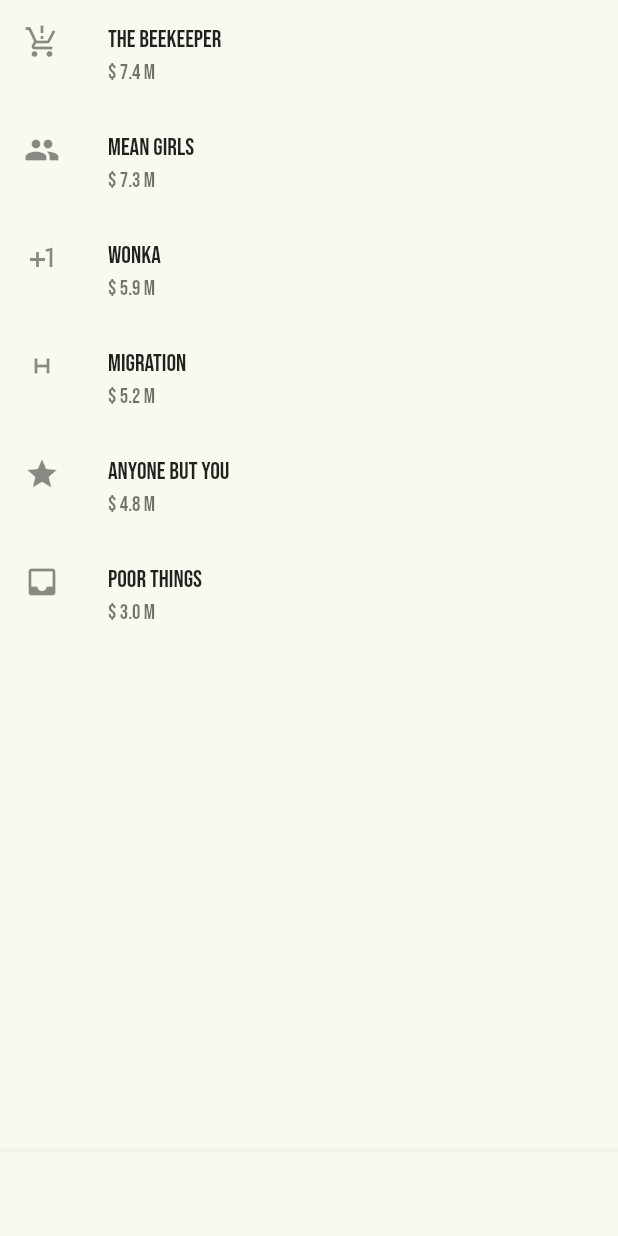
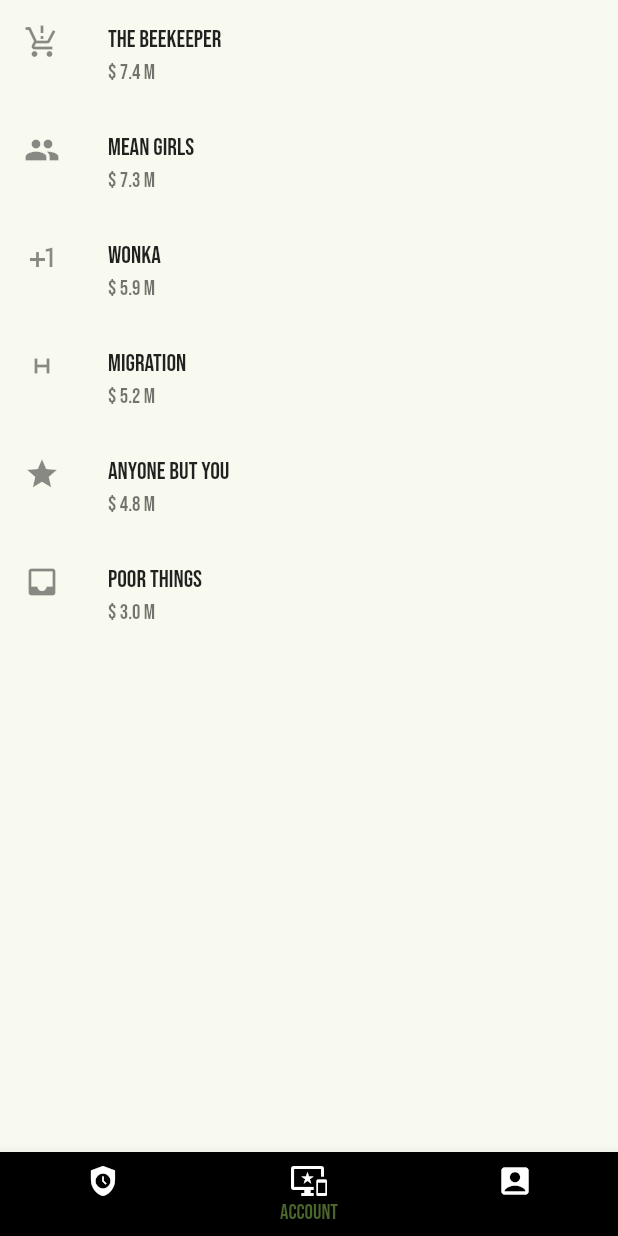
Before and after one commit to Suchak123/FlutterNew_untitledapp2, a Flutter app: the Dashboard screen opened by its route, item 2 of the bottom bar chosen, on a phone screen of 412 x 824 dp. Run offline on Flutter 3.47's test engine with Material 3 defaults, Android fonts, the phone set to English and light mode, and no system bars; our stand-ins replace cloud_firestore, firebase_auth, firebase_core; accounts and stored records are empty; network calls fail.

```diff
--- a/lib/dashboard.dart
+++ b/lib/dashboard.dart
@@ -37,20 +37,17 @@ class _DashboardState extends State<Dashboard> {
         currentIndex: _currentIndex,
 
         items: const [
+
           BottomNavigationBarItem(
-              icon: Icon(Icons.holiday_village),
-              label: 'Dashboard'
-          ),
-          BottomNavigationBarItem(
-              icon: Icon(Icons.safety_check),
+              icon: Icon(Icons.safety_check, color: Colors.white,),
               label: 'List View'
           ),
           BottomNavigationBarItem(
-              icon: Icon(Icons.important_devices),
+              icon: Icon(Icons.important_devices, color: Colors.white),
               label: 'Account'
           ),
           BottomNavigationBarItem(
-              icon: Icon(Icons.account_box),
+              icon: Icon(Icons.account_box, color: Colors.white),
               label: 'Profile'
           ),
         ],
--- a/lib/list_view.dart
+++ b/lib/list_view.dart
@@ -8,6 +8,7 @@ class ListViewScreen extends StatelessWidget {
   @override
   Widget build(BuildContext context) {
     return Scaffold(
+
       body: ListView.builder(
 
         itemCount: modelList.length,
--- a/lib/topPicks.dart
+++ b/lib/topPicks.dart
@@ -7,7 +7,7 @@ class TopPicks extends StatelessWidget {
   @override
   Widget build(BuildContext context) {
     return Scaffold(
-      backgroundColor: Colors.white,
+      backgroundColor: Colors.black,
       appBar: AppBar(
         title: Text('Top Picks'),
         backgroundColor: Colors.redAccent.withOpacity(0.5),
```
Also changed, not shown: lib/main.dart (+14 -4 lines), lib/profile.dart (+50 -1 lines), lib/service/firebase_database_service.dart (added, +23 -0 lines).
